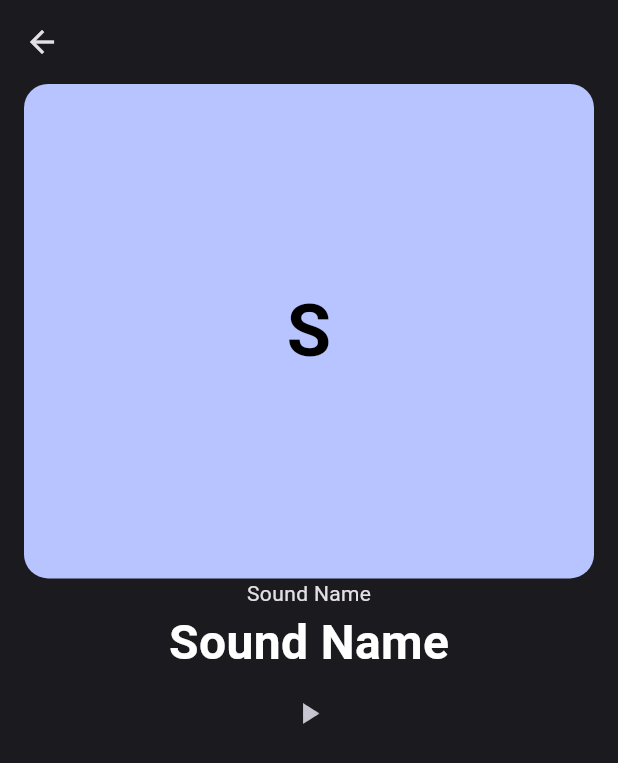
After one commit to IagoAntunes/sleepsounds, a Flutter app: the PlayerSoundPage screen opened directly, on a phone screen of 412 x 824 dp. The commit adds this screen. Shown: the top 763 px of the screen. Run offline on Flutter 3.47's test engine with Material 2 defaults, Android fonts, the phone set to English and light mode, and no system bars; our stand-ins replace audioplayers, cloud_firestore, firebase_auth, firebase_core, get_it, google_sign_in; accounts and stored records are empty.

Commit message:
feat: Audio Player

```diff
--- a/lib/src/features/home/domain/models/sound_model.dart
+++ b/lib/src/features/home/domain/models/sound_model.dart
@@ -2,23 +2,27 @@ import 'dart:convert';
 
 class SoundModel {
   String id;
-  String mp4;
+  String mp3;
+  String name;
   SoundModel({
     required this.id,
-    required this.mp4,
+    required this.mp3,
+    required this.name,
   });
 
   Map<String, dynamic> toMap() {
     return <String, dynamic>{
       'id': id,
-      'mp4': mp4,
+      'mp3': mp3,
+      'name': name,
     };
   }
 
   factory SoundModel.fromMap(Map<String, dynamic> map) {
     return SoundModel(
       id: map['id'] as String,
-      mp4: map['mp4'] as String,
+      mp3: map['mp3'] as String,
+      name: map['name'] as String,
     );
   }
 
--- a/lib/src/features/home/presenter/state/home_state.dart
+++ b/lib/src/features/home/presenter/state/home_state.dart
@@ -1,6 +1,6 @@
 import 'package:sleepsounds/src/features/home/domain/models/categorie_model.dart';
 
-sealed class IHomeState {}
+abstract class IHomeState {}
 
 class SuccessHomeState extends IHomeState {
   List<CategorieModel> listCategories;
--- /dev/null
+++ b/lib/src/features/playerSound/presenter/controller/player_sound_controller.dart
@@ -0,0 +1,6 @@
+import 'package:flutter/material.dart';
+
+class PlayerSoundController extends ChangeNotifier {
+  ValueNotifier isPlaying = ValueNotifier(false);
+  bool fistPlay = true;
+}
--- /dev/null
+++ b/lib/src/features/playerSound/presenter/pages/player_sound_page.dart
@@ -0,0 +1,99 @@
+import 'package:audioplayers/audioplayers.dart';
+import 'package:flutter/material.dart';
+import 'package:sleepsounds/src/features/playerSound/presenter/controller/player_sound_controller.dart';
+
+class PlayerSoundPage extends StatefulWidget {
+  PlayerSoundPage({super.key});
+
+  @override
+  State<PlayerSoundPage> createState() => _PlayerSoundPageState();
+}
+
+class _PlayerSoundPageState extends State<PlayerSoundPage>
+    with TickerProviderStateMixin {
+  PlayerSoundController playerSoundController = PlayerSoundController();
+  final player = AudioPlayer();
+
+  late AnimationController _animationController;
+  @override
+  void dispose() {
+    super.dispose();
+    _animationController.dispose();
+    player.dispose();
+  }
+
+  @override
+  void initState() {
+    // TODO: implement initState
+    super.initState();
+    _animationController =
+        AnimationController(vsync: this, duration: const Duration(seconds: 1));
+  }
+
+  @override
+  Widget build(BuildContext context) {
+    return Scaffold(
+      appBar: AppBar(),
+      body: Padding(
+        padding: const EdgeInsets.symmetric(horizontal: 16),
+        child: Column(
+          children: [
+            Container(
+              alignment: Alignment.center,
+              height: MediaQuery.sizeOf(context).height * 0.4,
+              decoration: BoxDecoration(
+                color: Theme.of(context).colorScheme.primary,
+                borderRadius: BorderRadius.circular(16),
+              ),
+              child: const Text(
+                "S",
+                style: TextStyle(
+                  fontSize: 48,
+                  fontWeight: FontWeight.bold,
+                  color: Colors.black,
+                ),
+              ),
+            ),
+            const Text("Sound Name"),
+            const Text(
+              "Sound Name",
+              style: TextStyle(
+                fontSize: 32,
+                color: Colors.white,
+                fontWeight: FontWeight.bold,
+              ),
+            ),
+            Center(
+              child: ValueListenableBuilder(
+                valueListenable: playerSoundController.isPlaying,
+                builder: (context, value, child) {
+                  return IconButton(
+                    icon: AnimatedIcon(
+                        progress: _animationController,
+                        icon: AnimatedIcons.play_pause),
+                    onPressed: () async {
+                      if (!playerSoundController.isPlaying.value) {
+                        _animationController.forward();
+                        if (playerSoundController.fistPlay) {
+                          playerSoundController.fistPlay = false;
+                          await player.play(AssetSource('mp3/sound_1.mp3'));
+                        } else {
+                          await player.resume();
+                        }
+                        playerSoundController.isPlaying.value = true;
+                      } else {
+                        _animationController.reverse();
+                        playerSoundController.isPlaying.value = false;
+                        await player.pause();
+                      }
+                    },
+                  );
+                },
+              ),
+            )
+          ],
+        ),
+      ),
+    );
+  }
+}
--- a/pubspec.yaml
+++ b/pubspec.yaml
@@ -46,7 +46,7 @@ dependencies:
   cloud_firestore: ^4.13.1
   uuid: ^3.0.7
   get_it: ^7.6.4
-
+  audioplayers: ^5.2.1
 dev_dependencies:
   flutter_test:
     sdk: flutter
@@ -72,6 +72,7 @@ flutter:
   # To add assets to your application, add an assets section, like this:
   assets:
     - assets/images/intro_1.png
+    - assets/mp3/sound_1.mp3
 
   # An image asset can refer to one or more resolution-specific "variants", see
   # https://flutter.dev/assets-and-images/#resolution-aware
```
Also changed, not shown: lib/src/features/categoryDetail/presenter/controllers/category_detail_controller.dart (added, +10 -0 lines), lib/src/features/categoryDetail/presenter/pages/category_detail_page.dart (added, +172 -0 lines), lib/src/features/home/presenter/pages/home_page.dart (+32 -4 lines), pubspec.lock, 1 other file.
